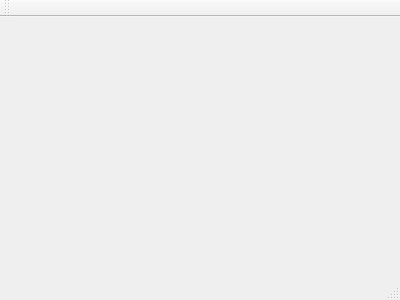
Above: mainapp.ui from FarhadProfessional/QLabelMovable before the change. Below: the same form after it.
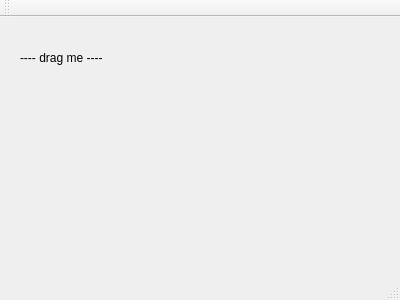
That is the form after the change.

Commit message: Add Events to move MainWindow by pressing and moving a QLabel.

Diff of the .ui file:
```diff
--- a/mainapp.ui
+++ b/mainapp.ui
@@ -13,7 +13,21 @@
   <property name="windowTitle">
    <string>MainApp</string>
   </property>
-  <widget class="QWidget" name="centralWidget"/>
+  <widget class="QWidget" name="centralWidget">
+   <widget class="QLabel" name="label">
+    <property name="geometry">
+     <rect>
+      <x>20</x>
+      <y>10</y>
+      <width>91</width>
+      <height>61</height>
+     </rect>
+    </property>
+    <property name="text">
+     <string>---- drag me ---- </string>
+    </property>
+   </widget>
+  </widget>
   <widget class="QMenuBar" name="menuBar">
    <property name="geometry">
     <rect>
```
The commit also changes 2 other files.
